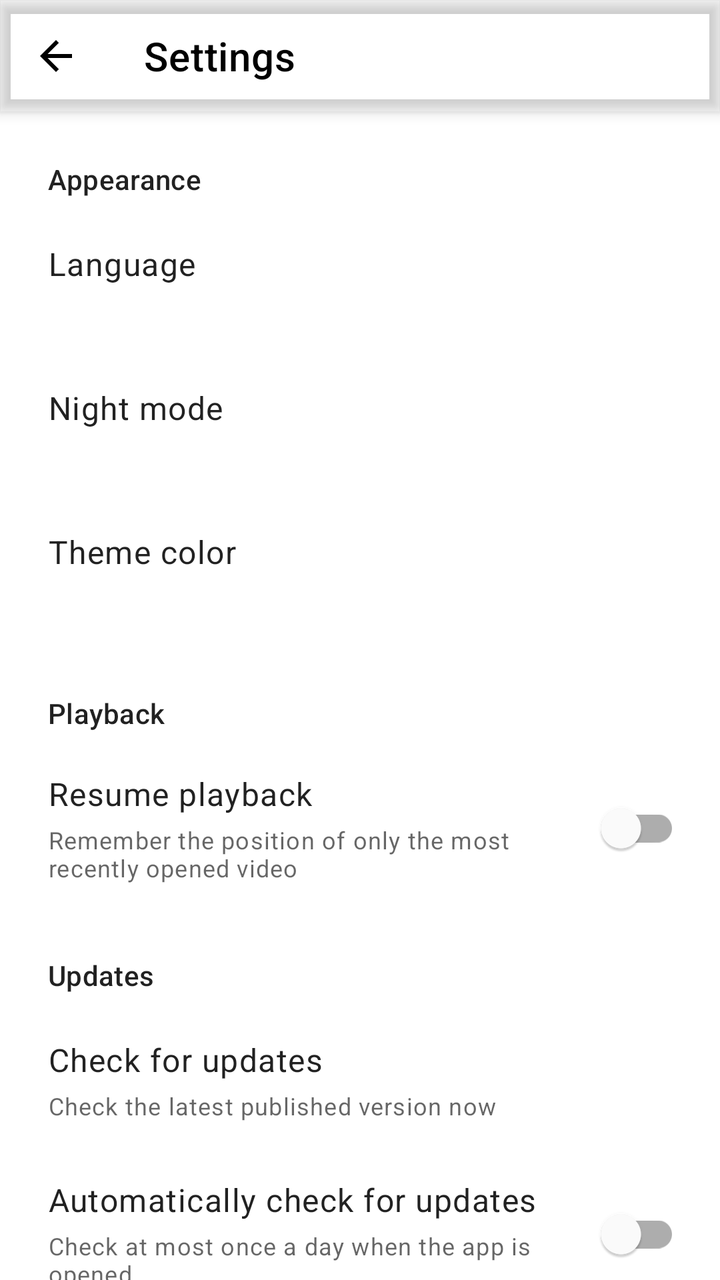
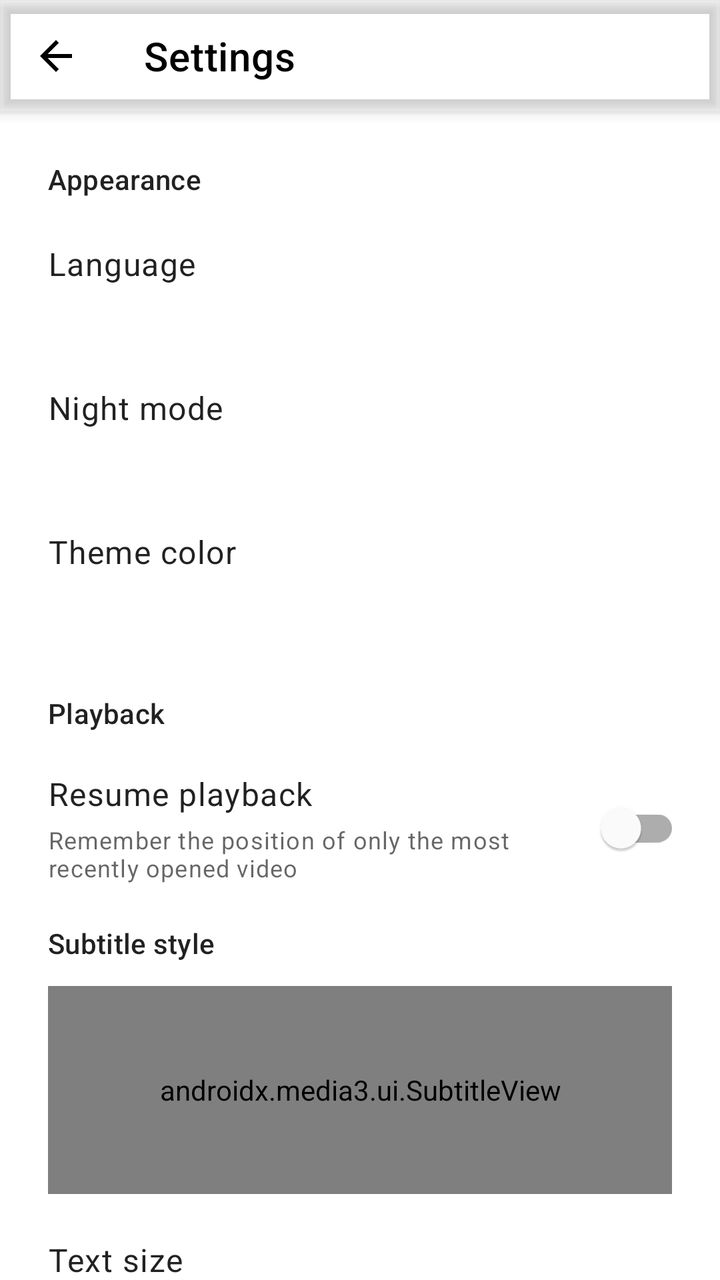

Before-and-after screenshots of an Android layout around one commit, followed by the original layout XML and the change that was made.
<!-- AndroidManifest.xml: activity theme AppTheme -->
<!-- res/layout/activity_settings.xml -->
<?xml version="1.0" encoding="utf-8"?>
<LinearLayout xmlns:android="http://schemas.android.com/apk/res/android"
    xmlns:app="http://schemas.android.com/apk/res-auto"
    android:id="@+id/settings_root"
    android:layout_width="match_parent"
    android:layout_height="match_parent"
    android:orientation="vertical">

    <com.google.android.material.appbar.MaterialToolbar
        android:id="@+id/toolbar"
        android:layout_width="match_parent"
        android:layout_height="?attr/actionBarSize"
        android:elevation="4dp"
        android:theme="@style/AppTheme.Toolbar"
        app:navigationContentDescription="@string/action_back"
        app:navigationIcon="@drawable/ic_arrow_back"
        app:title="@string/settings_title" />

    <androidx.core.widget.NestedScrollView
        android:layout_width="match_parent"
        android:layout_height="0dp"
        android:layout_weight="1"
        android:fillViewport="true">

        <LinearLayout
            android:id="@+id/settings_content"
            android:layout_width="match_parent"
            android:layout_height="wrap_content"
            android:orientation="vertical"
            android:paddingBottom="24dp">

            <TextView
                android:id="@+id/appearance_section"
                style="@style/SettingsSectionTitle"
                android:text="@string/settings_section_appearance" />

            <LinearLayout
                android:id="@+id/language_setting"
                style="@style/SettingsClickableRow">

                <TextView
                    android:id="@+id/language_title"
                    style="@style/SettingsRowTitle"
                    android:text="@string/setting_language" />

                <TextView
                    android:id="@+id/language_summary"
                    style="@style/SettingsRowSummary" />

            </LinearLayout>

            <LinearLayout
                android:id="@+id/night_mode_setting"
                style="@style/SettingsClickableRow">

                <TextView
                    android:id="@+id/night_mode_title"
                    style="@style/SettingsRowTitle"
                    android:text="@string/setting_night_mode" />

                <TextView
                    android:id="@+id/night_mode_summary"
                    style="@style/SettingsRowSummary" />

            </LinearLayout>

            <LinearLayout
                android:id="@+id/theme_color_setting"
                style="@style/SettingsClickableRow">

                <TextView
                    android:id="@+id/theme_color_title"
                    style="@style/SettingsRowTitle"
                    android:text="@string/setting_theme_color" />

                <TextView
                    android:id="@+id/theme_color_summary"
                    style="@style/SettingsRowSummary" />

            </LinearLayout>

            <TextView
                android:id="@+id/playback_section"
                style="@style/SettingsSectionTitle"
                android:text="@string/settings_section_playback" />

            <LinearLayout
                android:id="@+id/remember_position_setting"
                style="@style/SettingsSwitchRow">

                <LinearLayout
                    android:layout_width="0dp"
                    android:layout_height="wrap_content"
                    android:layout_weight="1"
                    android:orientation="vertical">

                    <TextView
                        android:id="@+id/remember_position_title"
                        style="@style/SettingsRowTitle"
                        android:text="@string/setting_resume_playback" />

                    <TextView
                        android:id="@+id/remember_position_summary"
                        style="@style/SettingsRowSummary"
                        android:text="@string/setting_resume_playback_summary" />

                </LinearLayout>

                <com.google.android.material.switchmaterial.SwitchMaterial
                    android:id="@+id/remember_position_switch"
                    android:layout_width="wrap_content"
                    android:layout_height="wrap_content"
                    android:clickable="false"
                    android:focusable="false"
                    android:textOff=""
                    android:textOn=""
                    app:showText="false" />

            </LinearLayout>

            <TextView
                android:id="@+id/updates_section"
                style="@style/SettingsSectionTitle"
                android:text="@string/settings_section_updates" />

            <LinearLayout
                android:id="@+id/check_update_setting"
                style="@style/SettingsClickableRow">

                <TextView
                    android:id="@+id/check_update_title"
                    style="@style/SettingsRowTitle"
                    android:text="@string/setting_check_updates" />

                <TextView
                    android:id="@+id/check_update_summary"
                    style="@style/SettingsRowSummary"
                    android:text="@string/setting_check_updates_summary" />

            </LinearLayout>

            <LinearLayout
                android:id="@+id/auto_update_setting"
                style="@style/SettingsSwitchRow">

                <LinearLayout
                    android:layout_width="0dp"
                    android:layout_height="wrap_content"
                    android:layout_weight="1"
                    android:orientation="vertical">

                    <TextView
                        android:id="@+id/auto_update_title"
                        style="@style/SettingsRowTitle"
                        android:text="@string/setting_auto_check_updates" />

                    <TextView
                        android:id="@+id/auto_update_summary"
                        style="@style/SettingsRowSummary"
                        android:text="@string/setting_auto_check_updates_summary" />

                </LinearLayout>

                <com.google.android.material.switchmaterial.SwitchMaterial
                    android:id="@+id/auto_update_switch"
                    android:layout_width="wrap_content"
                    android:layout_height="wrap_content"
                    android:clickable="false"
                    android:focusable="false"
                    android:textOff=""
                    android:textOn=""
                    app:showText="false" />

            </LinearLayout>

            <LinearLayout
                android:id="@+id/ignored_updates_setting"
                style="@style/SettingsClickableRow">

                <TextView
                    android:id="@+id/ignored_updates_title"
                    style="@style/SettingsRowTitle"
                    android:text="@string/setting_manage_ignored_updates" />

                <TextView
                    android:id="@+id/ignored_updates_summary"
                    style="@style/SettingsRowSummary" />

            </LinearLayout>

            <LinearLayout
                android:id="@+id/release_history_setting"
                style="@style/SettingsClickableRow">

                <TextView
                    android:id="@+id/release_history_title"
                    style="@style/SettingsRowTitle"
                    android:text="@string/setting_release_history" />

                <TextView
                    android:id="@+id/release_history_summary"
                    style="@style/SettingsRowSummary"
                    android:text="@string/setting_release_history_summary" />

            </LinearLayout>

            <TextView
                android:id="@+id/about_section"
                style="@style/SettingsSectionTitle"
                android:text="@string/settings_section_about" />

            <LinearLayout
                android:id="@+id/about_setting"
                style="@style/SettingsClickableRow">

                <TextView
                    android:id="@+id/about_title"
                    style="@style/SettingsRowTitle"
                    android:text="@string/setting_about" />

                <TextView
                    android:id="@+id/about_summary"
                    style="@style/SettingsRowSummary"
                    android:text="@string/setting_about_summary" />

            </LinearLayout>

        </LinearLayout>

    </androidx.core.widget.NestedScrollView>

</LinearLayout>
<!-- resources referenced by this layout -->
<resources>
  <!-- drawable ic_arrow_back (drawable) -->
  <?xml version="1.0" encoding="utf-8"?>
  <vector xmlns:android="http://schemas.android.com/apk/res/android"
      android:width="24dp"
      android:height="24dp"
      android:viewportWidth="24"
      android:viewportHeight="24">
      <path
          android:fillColor="@color/toolbar_text"
          android:pathData="M20,11L7.83,11l5.59,-5.59L12,4l-8,8 8,8 1.42,-1.41L7.83,13L20,13z" />
  </vector>
  <string name="action_back">Back</string>
  <string name="setting_about">About the app and developer</string>
  <string name="setting_about_summary">Version, project, developer, and license information</string>
  <string name="setting_auto_check_updates">Automatically check for updates</string>
  <string name="setting_auto_check_updates_summary">Check at most once a day when the app is opened</string>
  <string name="setting_check_updates">Check for updates</string>
  <string name="setting_check_updates_summary">Check the latest published version now</string>
  <string name="setting_language">Language</string>
  <string name="setting_manage_ignored_updates">Manage ignored updates</string>
  <string name="setting_night_mode">Night mode</string>
  <string name="setting_release_history">Release history</string>
  <string name="setting_release_history_summary">Read the changelog included with this version</string>
  <string name="setting_resume_playback">Resume playback</string>
  <string name="setting_resume_playback_summary">Remember the position of only the most recently opened video</string>
  <string name="setting_theme_color">Theme color</string>
  <string name="settings_section_about">About</string>
  <string name="settings_section_appearance">Appearance</string>
  <string name="settings_section_playback">Playback</string>
  <string name="settings_section_updates">Updates</string>
  <string name="settings_title">Settings</string>
  <style name="AppTheme.Toolbar" parent="ThemeOverlay.MaterialComponents.Dark.ActionBar">
          <item name="android:textColorPrimary">@color/toolbar_text</item>
      </style>
  <style name="SettingsRowSummary" parent="TextAppearance.MaterialComponents.Caption">
          <item name="android:layout_width">match_parent</item>
          <item name="android:layout_height">wrap_content</item>
          <item name="android:layout_marginTop">4dp</item>
      </style>
  <style name="SettingsRowTitle" parent="TextAppearance.MaterialComponents.Body1">
          <item name="android:layout_width">match_parent</item>
          <item name="android:layout_height">wrap_content</item>
      </style>
  <style name="SettingsSectionTitle" parent="TextAppearance.MaterialComponents.Subtitle2">
          <item name="android:layout_width">match_parent</item>
          <item name="android:layout_height">wrap_content</item>
          <item name="android:paddingStart">24dp</item>
          <item name="android:paddingTop">24dp</item>
          <item name="android:paddingEnd">24dp</item>
          <item name="android:paddingBottom">8dp</item>
      </style>
  <color name="toolbar_text">#FF000000</color>
  <color name="color_primary">#FFFFDEAD</color>
  <color name="color_primary_dark">#FFFFDEAD</color>
  <color name="color_secondary">#FFFFDEAD</color>
  <color name="window_background">#FFFFFFFF</color>
  <!-- unchanged entries left out for length: 3 -->
</resources>

<!-- the commit's change to res/layout/activity_settings.xml (unified diff, before → after) -->
@@ -119,6 +119,91 @@
             </LinearLayout>
 
             <TextView
+                android:id="@+id/subtitle_style_section"
+                style="@style/SettingsSectionTitle"
+                android:paddingTop="8dp"
+                android:text="@string/settings_section_subtitle_style" />
+
+            <FrameLayout
+                android:id="@+id/subtitle_preview_panel"
+                android:layout_width="match_parent"
+                android:layout_height="104dp"
+                android:layout_marginStart="24dp"
+                android:layout_marginTop="4dp"
+                android:layout_marginEnd="24dp"
+                android:layout_marginBottom="8dp"
+                android:background="@android:color/black"
+                android:contentDescription="@string/subtitle_preview_description">
+
+                <androidx.media3.ui.SubtitleView
+                    android:id="@+id/subtitle_preview"
+                    android:layout_width="match_parent"
+                    android:layout_height="match_parent"
+                    android:importantForAccessibility="no" />
+
+            </FrameLayout>
+
+            <LinearLayout
+                android:id="@+id/subtitle_text_size_setting"
+                style="@style/SettingsClickableRow">
+
+                <TextView
+                    android:id="@+id/subtitle_text_size_title"
+                    style="@style/SettingsRowTitle"
+                    android:text="@string/setting_subtitle_text_size" />
+
+                <TextView
+                    android:id="@+id/subtitle_text_size_summary"
+                    style="@style/SettingsRowSummary" />
+
+            </LinearLayout>
+
+            <LinearLayout
+                android:id="@+id/subtitle_foreground_setting"
+                style="@style/SettingsClickableRow">
+
+                <TextView
+                    android:id="@+id/subtitle_foreground_title"
+                    style="@style/SettingsRowTitle"
+                    android:text="@string/setting_subtitle_foreground" />
+
+                <TextView
+                    android:id="@+id/subtitle_foreground_summary"
+                    style="@style/SettingsRowSummary" />
+
+            </LinearLayout>
+
+            <LinearLayout
+                android:id="@+id/subtitle_background_setting"
+                style="@style/SettingsClickableRow">
+
+                <TextView
+                    android:id="@+id/subtitle_background_title"
+                    style="@style/SettingsRowTitle"
+                    android:text="@string/setting_subtitle_background" />
+
+                <TextView
+                    android:id="@+id/subtitle_background_summary"
+                    style="@style/SettingsRowSummary" />
+
+            </LinearLayout>
+
+            <LinearLayout
+                android:id="@+id/subtitle_bottom_margin_setting"
+                style="@style/SettingsClickableRow">
+
+                <TextView
+                    android:id="@+id/subtitle_bottom_margin_title"
+                    style="@style/SettingsRowTitle"
+                    android:text="@string/setting_subtitle_bottom_margin" />
+
+                <TextView
+                    android:id="@+id/subtitle_bottom_margin_summary"
+                    style="@style/SettingsRowSummary" />
+
+            </LinearLayout>
+
+            <TextView
                 android:id="@+id/updates_section"
                 style="@style/SettingsSectionTitle"
                 android:text="@string/settings_section_updates" />
<!-- resource entries referenced after the edit -->
@@ -25,12 +25,18 @@
   <string name="setting_release_history_summary">Read the changelog included with this version</string>
   <string name="setting_resume_playback">Resume playback</string>
   <string name="setting_resume_playback_summary">Remember the position of only the most recently opened video</string>
+  <string name="setting_subtitle_background">Background</string>
+  <string name="setting_subtitle_bottom_margin">Bottom margin</string>
+  <string name="setting_subtitle_foreground">Text color</string>
+  <string name="setting_subtitle_text_size">Text size</string>
   <string name="setting_theme_color">Theme color</string>
   <string name="settings_section_about">About</string>
   <string name="settings_section_appearance">Appearance</string>
   <string name="settings_section_playback">Playback</string>
+  <string name="settings_section_subtitle_style">Subtitle style</string>
   <string name="settings_section_updates">Updates</string>
   <string name="settings_title">Settings</string>
+  <string name="subtitle_preview_description">Subtitle style preview</string>
   <style name="AppTheme.Toolbar" parent="ThemeOverlay.MaterialComponents.Dark.ActionBar">
           <item name="android:textColorPrimary">@color/toolbar_text</item>
       </style>
